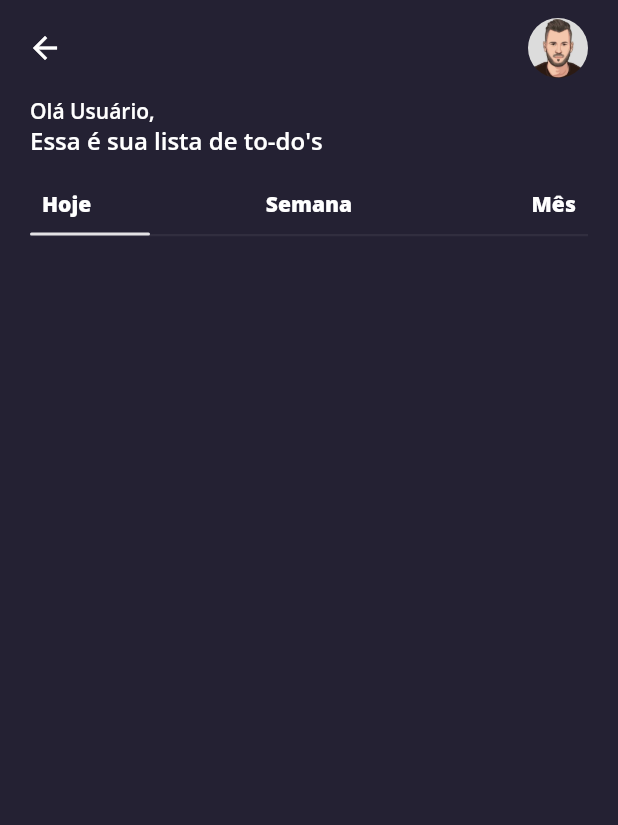
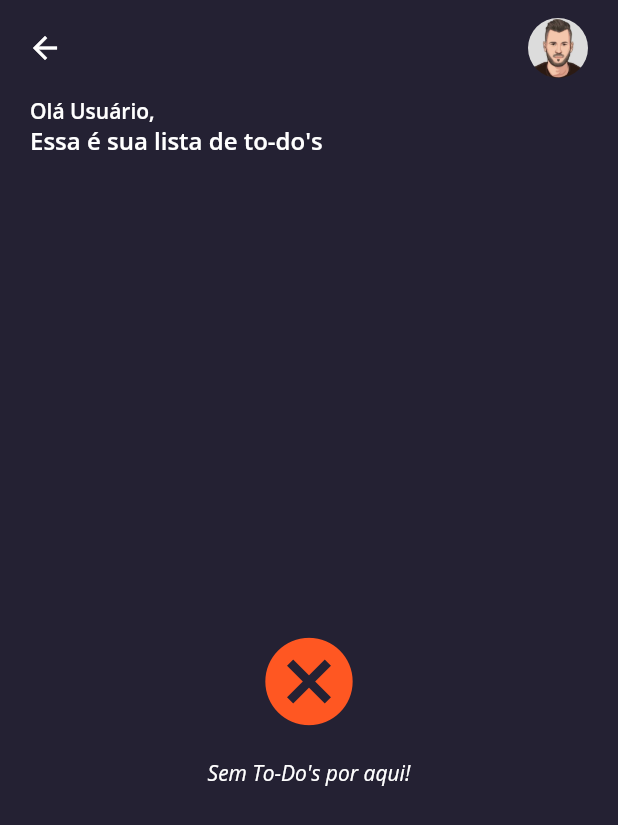
Before and after one commit to Mex978/secretaria_app, a Flutter app: the screen it shows after launch, after a tap on "To Do", on a phone screen of 412 x 824 dp. Shown: the top 825 px of the screen. Run offline on Flutter 3.47's test engine with Material 2 defaults, Android fonts, the phone set to English and light mode, and no system bars; our stand-ins replace flutter_mobx, get_it, mobx; generated files the repository leaves out were written again.

Commit message:
Correções ao adicionar items de Todo

```diff
--- a/lib/controllers/add_todo_item_controller.dart
+++ b/lib/controllers/add_todo_item_controller.dart
@@ -13,7 +13,7 @@ abstract class _AddTodoItemControllerBase with Store {
   String description;
 
   @observable
-  DateTime date;
+  DateTime date = DateTime.now();
 
   @computed
   bool get validate => title != null && date != null;
--- a/lib/main.dart
+++ b/lib/main.dart
@@ -3,15 +3,17 @@ import 'package:flutter/services.dart';
 import 'package:flutter_localizations/flutter_localizations.dart';
 import 'package:get_it/get_it.dart';
 import 'package:todo_app/controllers/add_todo_item_controller.dart';
+import 'package:todo_app/controllers/page_view_controller.dart';
 import 'package:todo_app/controllers/todo_controller.dart';
 import 'package:todo_app/screens/home/home_screen.dart';
 import 'package:todo_app/themes/default.dart';
 import 'package:todo_app/utils/scroll_behavior.dart';
 
 void main() {
-  GetIt.instance.registerSingleton<TodoController>(TodoController());
   GetIt.instance
       .registerSingleton<AddTodoItemController>(AddTodoItemController());
+  GetIt.instance.registerSingleton<PageViewController>(PageViewController());
+  GetIt.instance.registerSingleton<TodoController>(TodoController());
   runApp(MyApp());
 }
 
--- a/lib/screens/home/components/add_item_button.dart
+++ b/lib/screens/home/components/add_item_button.dart
@@ -7,6 +7,7 @@ class AddItemButton extends StatelessWidget {
   Widget build(BuildContext context) {
     return SizedBox(
       height: double.infinity,
+      width: double.infinity,
       child: Container(
           decoration: BoxDecoration(
               borderRadius: BorderRadius.circular(5),
--- a/lib/screens/home/components/add_item_dialog.dart
+++ b/lib/screens/home/components/add_item_dialog.dart
@@ -38,6 +38,7 @@ class _AddItemDialogState extends State<AddItemDialog> {
                 onPressed: () {
                   if (_category == 0) {
                     _todoController.insertTodo(_addTodoItemController.toObject);
+                    _todoController.onInit();
                   }
                   Navigator.pop(context);
                 });
--- a/lib/screens/home/home_screen.dart
+++ b/lib/screens/home/home_screen.dart
@@ -72,12 +72,8 @@ class HomeScreen extends StatelessWidget {
                     onPressed: () {},
                   ),
                 ),
-                Container(
-                  child: Center(
-                    child: Row(
-                      children: <Widget>[AddItemButton()],
-                    ),
-                  ),
+                Center(
+                  child: AddItemButton(),
                 )
               ],
             ),
--- a/lib/screens/section/section_screen.dart
+++ b/lib/screens/section/section_screen.dart
@@ -1,24 +1,17 @@
 import 'package:flutter/material.dart';
 import 'package:flutter_mobx/flutter_mobx.dart';
 import 'package:get_it/get_it.dart';
+import 'package:todo_app/controllers/page_view_controller.dart';
 import 'package:todo_app/controllers/todo_controller.dart';
 import 'package:todo_app/customs/custom_ink_well.dart';
 import 'package:todo_app/models/todo_model.dart';
 import 'package:todo_app/screens/home/components/custom_app_bar.dart';
 import 'package:todo_app/screens/section/components/custom_card.dart';
 import 'package:todo_app/screens/section/components/field_task.dart';
-import 'package:todo_app/utils/date_parser.dart';
-import 'package:todo_app/utils/group_functions.dart';
-import 'package:todo_app/utils/sort_todo_list.dart';
 
-class SectionScreen extends StatefulWidget {
-  @override
-  _SectionScreenState createState() => _SectionScreenState();
-}
-
-class _SectionScreenState extends State<SectionScreen> {
-  int page = 0;
-  Map<int, dynamic> _sections = {};
+class SectionScreen extends StatelessWidget {
+  final PageViewController _pageViewController =
+      GetIt.I.get<PageViewController>();
   final TodoController _todoController = GetIt.I.get<TodoController>();
 
   final PageController _pageController =
@@ -28,18 +21,6 @@ class _SectionScreenState extends State<SectionScreen> {
   Widget build(BuildContext context) {
     ThemeData _theme = Theme.of(context);
 
-    return Observer(
-      builder: (_) {
-        if (_todoController.todos == null && _todoController.todos.isEmpty)
-          return Scaffold(
-            backgroundColor: _theme.backgroundColor,
-            body: Center(
-              child: CircularProgressIndicator(),
-            ),
-          );
-
-        _onInit(_todoController.todos);
-
     return Scaffold(
       backgroundColor: _theme.backgroundColor,
       appBar: customAppBar(
@@ -47,51 +28,41 @@ class _SectionScreenState extends State<SectionScreen> {
           icon: Icons.arrow_back,
           onLeadingPress: () => Navigator.pop(context)),
       body: SafeArea(
-            child: Column(
-              children: <Widget>[_tabBar(), _body()],
+        child: Center(
+          child: Observer(
+            builder: (_) {
+              if (_todoController.todos == null ||
+                  _todoController.todos.isEmpty)
+                return Column(
+                  mainAxisAlignment: MainAxisAlignment.center,
+                  children: <Widget>[
+                    Icon(
+                      Icons.cancel,
+                      size: 70,
+                      color: Colors.deepOrange,
+                    ),
+                    SizedBox(
+                      height: 16,
+                    ),
+                    Text(
+                      "Sem To-Do's por aqui!",
+                      style: TextStyle(fontStyle: FontStyle.italic),
+                    )
+                  ],
+                );
+              else {
+                return Column(
+                  children: <Widget>[_tabBar(context), _body()],
+                );
+              }
+            },
+          ),
         ),
       ),
     );
-      },
-    );
   }
 
-  _onInit(List<Todo> todos) {
-    List<Todo> itemsOfToday = todos.where((todo) {
-      DateTime todoDate = todo.inicio;
-
-      //todo Trocar por DateTime.now()
-      DateTime todayDate = DateTime(2020, 2, 7);
-      return todayDate.year == todoDate.year
-          ? todayDate.month == todoDate.month
-              ? todayDate.day == todoDate.day
-              : false
-          : false;
-    }).toList();
-
-    List<Todo> itemsOfWeek = todos.where((todo) {
-      DateTime todoDate = todo.inicio;
-
-      //todo Trocar por DateTime.now()
-      DateTime todayDate = DateTime(2020, 2, 7);
-      return todoDate.difference(todayDate).inDays < 7;
-    }).toList();
-
-    _sections[0] = {
-      "items": groupByTime(sortTodoList(itemsOfToday)),
-      "parser": timeParser
-    };
-    _sections[1] = {
-      "items": groupByWeek(sortTodoList(itemsOfWeek)),
-      "parser": weekParser
-    };
-    _sections[2] = {
-      "items": groupByMonth(sortTodoList(todos)),
-      "parser": monthParser
-    };
-  }
-
-  _tabs() {
+  _tabs(BuildContext context) {
     return Padding(
       padding: const EdgeInsets.symmetric(horizontal: 20),
       child: Container(
@@ -148,44 +119,50 @@ class _SectionScreenState extends State<SectionScreen> {
               ],
             ),
           ),
-          AnimatedContainer(
+          Observer(
+            builder: (_) {
+              int _page = _pageViewController.page;
+              return AnimatedContainer(
                 duration: Duration(milliseconds: 200),
                 curve: Curves.easeIn,
-            alignment: page == 0
+                alignment: _page == 0
                     ? Alignment.centerLeft
-                : page == 1 ? Alignment.center : Alignment.centerRight,
+                    : _page == 1 ? Alignment.center : Alignment.centerRight,
                 child: Container(
                   margin: EdgeInsets.only(top: 4),
                   decoration: BoxDecoration(
                       color: Color(0xFFE3E2E5),
                       borderRadius: BorderRadius.circular(50)),
-              width: page == 1 ? 50 : 80,
+                  width: _page == 1 ? 80 : 50,
                   height: 2,
                 ),
+              );
+            },
           )
         ],
       ),
     );
   }
 
-  _tabBar() {
+  _tabBar(BuildContext context) {
     return Column(
-      children: <Widget>[_tabs(), _indicator()],
+      children: <Widget>[_tabs(context), _indicator()],
     );
   }
 
   _body() {
     return Expanded(
-      child: PageView(
-        onPageChanged: (value) {
-          setState(() {
-            page = value;
-          });
-        },
+      child: Observer(
+        builder: (_) {
+          return PageView(
+            onPageChanged: (value) => _pageViewController.changePage(value),
             controller: _pageController,
-        children: _sections.keys.map<Widget>((index) {
-          Map<dynamic, List<Todo>> items = _sections[index]["items"];
-          Function parser = _sections[index]["parser"];
+            children: _todoController.sections.keys.map<Widget>((index) {
+              return Observer(
+                builder: (_) {
+                  Map<dynamic, List<Todo>> items =
+                      _todoController.sections[index]["items"];
+                  Function parser = _todoController.sections[index]["parser"];
                   return ListView(
                       padding: const EdgeInsets.all(20),
                       children: items.keys.map<Widget>((key) {
@@ -198,7 +175,11 @@ class _SectionScreenState extends State<SectionScreen> {
                                     ))
                                 .toList());
                       }).toList());
+                },
+              );
             }).toList(),
+          );
+        },
       ),
     );
   }
```
Also changed, not shown: lib/controllers/page_view_controller.dart (added, +14 -0 lines), lib/controllers/todo_controller.dart (+51 -0 lines), lib/customs/custom_text_field.dart (+8 -10 lines), lib/screens/section/components/custom_card.dart (+7 -7 lines), lib/controllers/page_view_controller.g.dart (added), lib/controllers/todo_controller.g.dart, pubspec.lock. Lines whose indentation alone changed are shown as unchanged.
